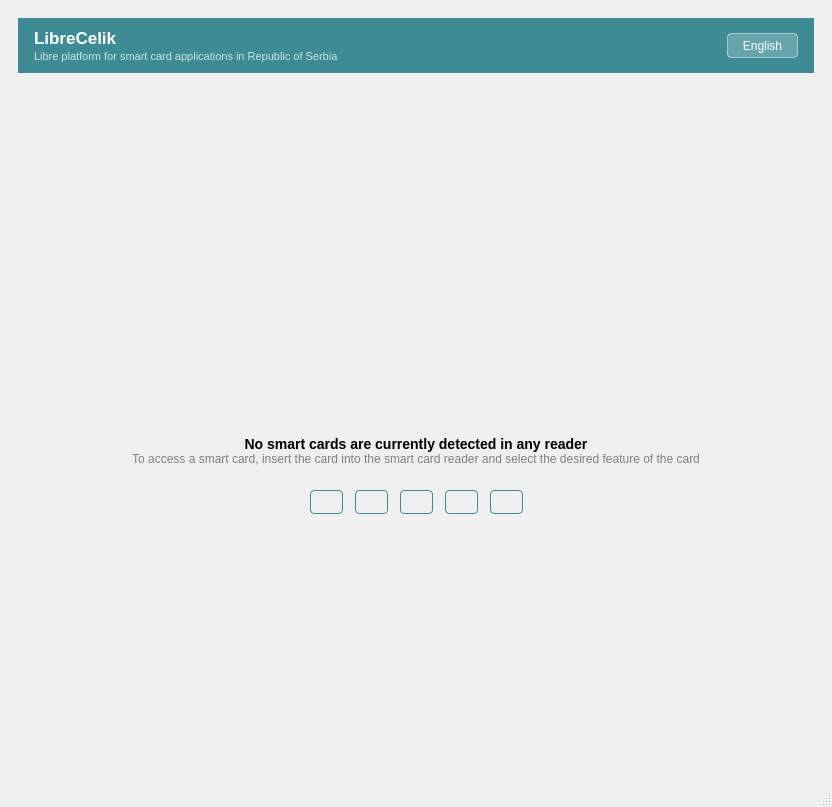
Before: the Qt Designer form src/librecelik.ui in LibreSCRS/LibreCelik, drawn with Qt 5.
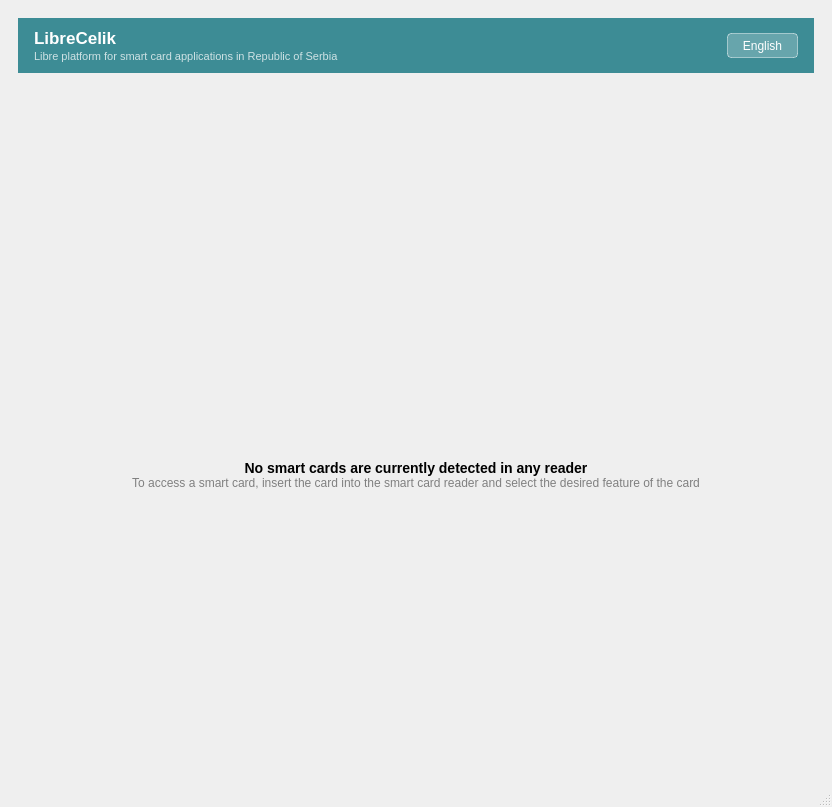
After: the same form once the commit is applied. Icons and pictures are not drawn.

Commit message:
feat: add progressive card reading with spinner and incremental display
Add spinner animation and incremental widget display during card reading.
Fix TokenSection display for progressive streaming and eMRTD auth
dialog UX improvements.

```diff
--- a/src/librecelik.ui
+++ b/src/librecelik.ui
@@ -224,137 +224,6 @@
             </property>
            </widget>
           </item>
-          <!-- Lower spacer -->
-          <item>
-           <spacer name="verticalSpacer_mid">
-            <property name="orientation">
-             <enum>Qt::Orientation::Vertical</enum>
-            </property>
-            <property name="sizeType">
-             <enum>QSizePolicy::Policy::Preferred</enum>
-            </property>
-            <property name="sizeHint" stdset="0">
-             <size>
-              <width>20</width>
-              <height>24</height>
-             </size>
-            </property>
-           </spacer>
-          </item>
-          <!-- Supported card chips -->
-          <item>
-           <layout class="QHBoxLayout" name="chipsLayout">
-            <property name="spacing">
-             <number>12</number>
-            </property>
-            <item>
-             <spacer name="chipSpacerLeft">
-              <property name="orientation">
-               <enum>Qt::Orientation::Horizontal</enum>
-              </property>
-              <property name="sizeHint" stdset="0">
-               <size>
-                <width>40</width>
-                <height>20</height>
-               </size>
-              </property>
-             </spacer>
-            </item>
-            <item>
-             <widget class="QLabel" name="chipEid">
-              <property name="text">
-               <string/>
-              </property>
-              <property name="maximumHeight">
-               <number>30</number>
-              </property>
-              <property name="styleSheet">
-               <string notr="true">QLabel { border: 1px solid rgb(61,140,149); border-radius: 4px; padding: 4px 12px; color: rgb(61,140,149); }</string>
-              </property>
-              <property name="alignment">
-               <set>Qt::AlignmentFlag::AlignCenter</set>
-              </property>
-             </widget>
-            </item>
-            <item>
-             <widget class="QLabel" name="chipForeigner">
-              <property name="text">
-               <string/>
-              </property>
-              <property name="maximumHeight">
-               <number>30</number>
-              </property>
-              <property name="styleSheet">
-               <string notr="true">QLabel { border: 1px solid rgb(61,140,149); border-radius: 4px; padding: 4px 12px; color: rgb(61,140,149); }</string>
-              </property>
-              <property name="alignment">
-               <set>Qt::AlignmentFlag::AlignCenter</set>
-              </property>
-             </widget>
-            </item>
-            <item>
-             <widget class="QLabel" name="chipVehicle">
-              <property name="text">
-               <string/>
-              </property>
-              <property name="maximumHeight">
-               <number>30</number>
-              </property>
-              <property name="styleSheet">
-               <string notr="true">QLabel { border: 1px solid rgb(61,140,149); border-radius: 4px; padding: 4px 12px; color: rgb(61,140,149); }</string>
-              </property>
-              <property name="alignment">
-               <set>Qt::AlignmentFlag::AlignCenter</set>
-              </property>
-             </widget>
-            </item>
-            <item>
-             <widget class="QLabel" name="chipHealth">
-              <property name="text">
-               <string/>
-              </property>
-              <property name="maximumHeight">
-               <number>30</number>
-              </property>
-              <property name="styleSheet">
-               <string notr="true">QLabel { border: 1px solid rgb(61,140,149); border-radius: 4px; padding: 4px 12px; color: rgb(61,140,149); }</string>
-              </property>
-              <property name="alignment">
-               <set>Qt::AlignmentFlag::AlignCenter</set>
-              </property>
-             </widget>
-            </item>
-            <item>
-             <widget class="QLabel" name="chipPks">
-              <property name="text">
-               <string/>
-              </property>
-              <property name="maximumHeight">
-               <number>30</number>
-              </property>
-              <property name="styleSheet">
-               <string notr="true">QLabel { border: 1px solid rgb(61,140,149); border-radius: 4px; padding: 4px 12px; color: rgb(61,140,149); }</string>
-              </property>
-              <property name="alignment">
-               <set>Qt::AlignmentFlag::AlignCenter</set>
-              </property>
-             </widget>
-            </item>
-            <item>
-             <spacer name="chipSpacerRight">
-              <property name="orientation">
-               <enum>Qt::Orientation::Horizontal</enum>
-              </property>
-              <property name="sizeHint" stdset="0">
-               <size>
-                <width>40</width>
-                <height>20</height>
-               </size>
-              </property>
-             </spacer>
-            </item>
-           </layout>
-          </item>
           <!-- Bottom spacer -->
           <item>
            <spacer name="verticalSpacer">
```
The commit also changes 31 other files.
